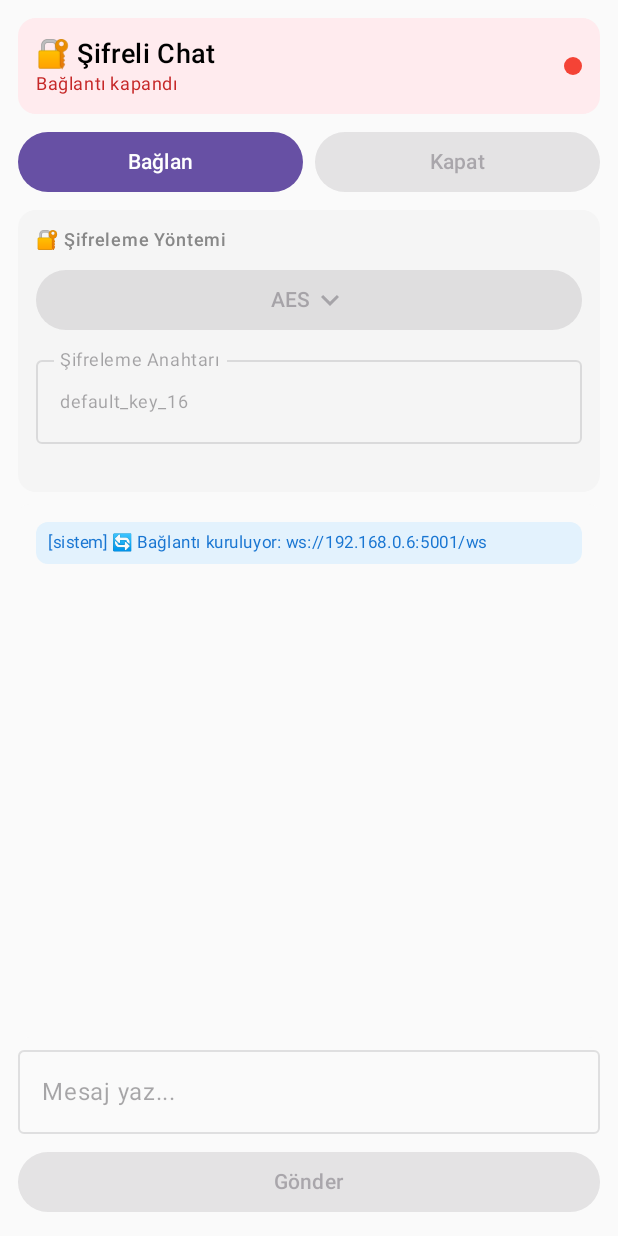
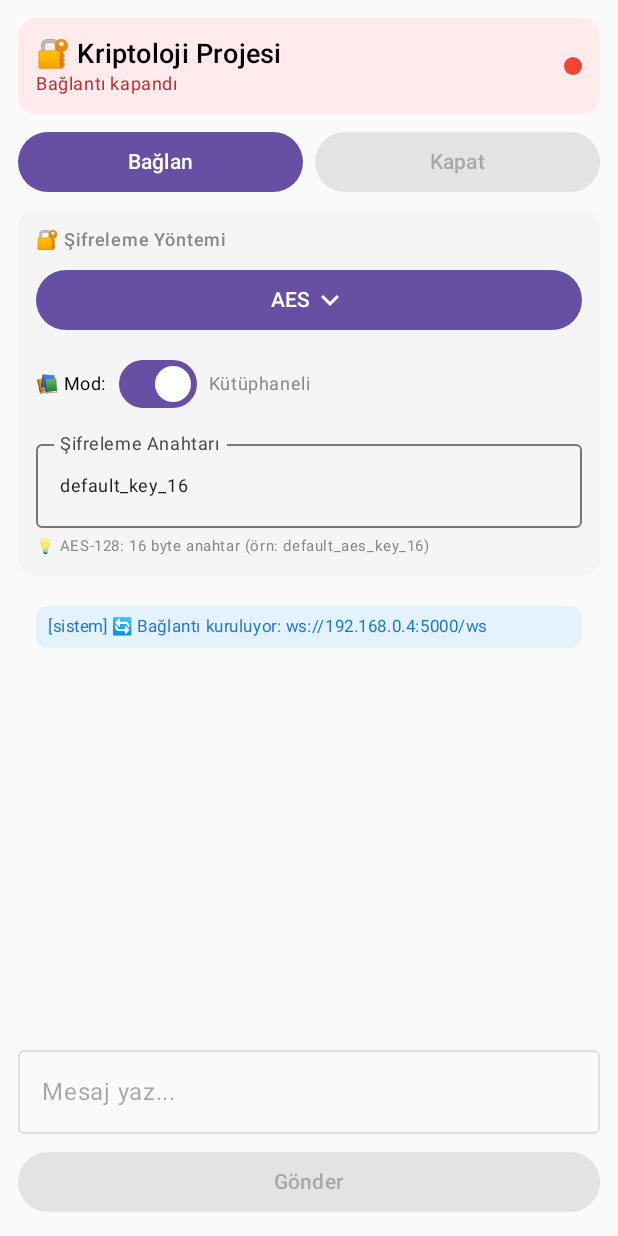
Before and after one commit to keremsenn/kriptoloji-proje, an Android app built with Jetpack Compose: the screen it shows after launch (MainActivity), after a tap on "Bağlan", on a phone screen of 412 x 824 dp. Run offline under Robolectric (Android 15) with nearby library versions, the phone set to English and light mode, and no system bars.

Commit message:
Şifreleme seçenekleri güncellendi (RSA/AES/DES) ve Mod seçimi eklendi
- Şifreleme metodu listesi (Caesar vb.) yerine AES, DES, RSA eklendi.
- Kütüphane vs Manuel mod seçimi için Switch bileşeni eklendi.
- RSA seçildiğinde manuel anahtar giriş alanı gizlendi.
- Kullanıcı için algoritma bazlı ipuçları (hints) ve uyarılar eklendi.
- WebSocket bağlantı IP adresleri güncellendi.

```diff
--- a/client/app/src/main/java/com/keremsen/kriptoloji_app/view/ChatScreen.kt
+++ b/client/app/src/main/java/com/keremsen/kriptoloji_app/view/ChatScreen.kt
@@ -26,11 +26,12 @@ fun ChatScreen(viewModel: ChatViewModel = viewModel()) {
     val connectionStatus by viewModel.connectionStatus.collectAsState()
     val cipherMethod by viewModel.cipherMethod.collectAsState()
     val cipherKey by viewModel.cipherKey.collectAsState()
+    val useLibrary by viewModel.useLibrary.collectAsState()
     val listState = rememberLazyListState()
 
     var expandedMethod by remember { mutableStateOf(false) }
 
-    val cipherMethods = listOf("caesar", "vigenere", "routed")
+    val cipherMethods = listOf("aes", "des", "rsa")
 
     // Son mesaja kaydır
     LaunchedEffect(messages.size) {
@@ -58,7 +59,7 @@ fun ChatScreen(viewModel: ChatViewModel = viewModel()) {
             ) {
                 Column(modifier = Modifier.weight(1f)) {
                     Text(
-                        "🔐 Şifreli Chat",
+                        "🔐 Kriptoloji Projesi",
                         style = MaterialTheme.typography.titleMedium,
                         fontSize = 18.sp
                     )
@@ -88,7 +89,7 @@ fun ChatScreen(viewModel: ChatViewModel = viewModel()) {
         ) {
             Button(
                 onClick = {
-                    viewModel.startSocket("ws://192.168.0.6:5001/ws")
+                    viewModel.startSocket("ws://192.168.0.4:5000/ws")
                 },
                 modifier = Modifier.weight(1f),
                 enabled = !isConnected
@@ -132,7 +133,7 @@ fun ChatScreen(viewModel: ChatViewModel = viewModel()) {
                     Button(
                         onClick = { expandedMethod = !expandedMethod },
                         modifier = Modifier.fillMaxWidth(),
-                        enabled = isConnected
+                        enabled = !isConnected
                     ) {
                         Text(cipherMethod.uppercase())
                         Icon(Icons.Default.KeyboardArrowDown, contentDescription = null)
@@ -157,13 +158,40 @@ fun ChatScreen(viewModel: ChatViewModel = viewModel()) {
 
                 Spacer(modifier = Modifier.height(8.dp))
 
-                // Anahtar Giriş
+                // Kütüphane Modu Seçimi
+                Row(
+                    modifier = Modifier.fillMaxWidth(),
+                    horizontalArrangement = Arrangement.spacedBy(8.dp),
+                    verticalAlignment = Alignment.CenterVertically
+                ) {
+                    Text(
+                        "📚 Mod:",
+                        style = MaterialTheme.typography.bodySmall,
+                        fontSize = 12.sp
+                    )
+                    Switch(
+                        checked = useLibrary,
+                        onCheckedChange = { viewModel.setUseLibrary(it) },
+                        enabled = !isConnected
+                    )
+                    Text(
+                        if (useLibrary) "Kütüphaneli" else "Kütüphanesiz",
+                        style = MaterialTheme.typography.bodySmall,
+                        fontSize = 12.sp,
+                        color = Color.Gray
+                    )
+                }
+
+                Spacer(modifier = Modifier.height(8.dp))
+
+                // Anahtar Giriş (RSA için gizle)
+                if (cipherMethod != "rsa") {
                     OutlinedTextField(
                         value = cipherKey,
                         onValueChange = { viewModel.setCipherKey(it) },
                         label = { Text("Şifreleme Anahtarı") },
                         modifier = Modifier.fillMaxWidth(),
-                    enabled = isConnected,
+                        enabled = !isConnected,
                         singleLine = true,
                         textStyle = MaterialTheme.typography.bodySmall.copy(fontSize = 12.sp)
                     )
@@ -172,15 +200,29 @@ fun ChatScreen(viewModel: ChatViewModel = viewModel()) {
 
                     Text(
                         when (cipherMethod) {
-                        "caesar" -> "💡 Caesar: Sayı girin (örn: 3)"
-                        "vigenere" -> "💡 Vigenere: Metin girin (örn: SECRET)"
-                        "routed" -> "💡 Route: Sayı girin (örn: 4)"
+                            "aes" -> "💡 AES-128: 16 byte anahtar (örn: default_aes_key_16)"
+                            "des" -> "💡 DES: 8 byte anahtar (örn: default_des)"
                             else -> ""
                         },
                         style = MaterialTheme.typography.bodySmall,
                         fontSize = 10.sp,
                         color = Color.Gray
                     )
+                } else {
+                    Text(
+                        "💡 RSA: Mesajlar server'ın public key'i ile şifrelenir",
+                        style = MaterialTheme.typography.bodySmall,
+                        fontSize = 10.sp,
+                        color = Color(0xFFFF9800)
+                    )
+                    Spacer(modifier = Modifier.height(4.dp))
+                    Text(
+                        "⚠️ RSA yavaştır, büyük mesajlar için AES/DES önerilir",
+                        style = MaterialTheme.typography.bodySmall,
+                        fontSize = 10.sp,
+                        color = Color(0xFFF44336)
+                    )
+                }
             }
         }
 
```
Lines whose indentation alone changed are shown as unchanged.
